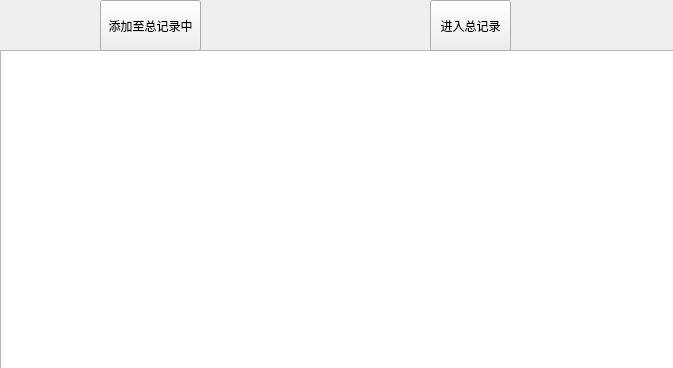
First picture: the form in readrecord.ui, repository yaojiang375/TimeRecord5th, before the edit.
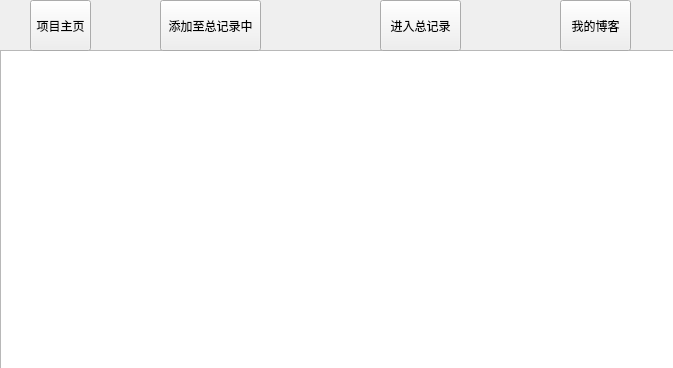
Second picture: the form after the edit.

```diff
--- a/readrecord.ui
+++ b/readrecord.ui
@@ -26,7 +26,7 @@
   <widget class="QPushButton" name="AddToRecordDB">
    <property name="geometry">
     <rect>
-     <x>100</x>
+     <x>160</x>
      <y>0</y>
      <width>101</width>
      <height>51</height>
@@ -39,7 +39,7 @@
   <widget class="QPushButton" name="ShowRecordDB">
    <property name="geometry">
     <rect>
-     <x>430</x>
+     <x>380</x>
      <y>0</y>
      <width>81</width>
      <height>51</height>
@@ -49,6 +49,32 @@
     <string>进入总记录</string>
    </property>
   </widget>
+  <widget class="QPushButton" name="pushButton">
+   <property name="geometry">
+    <rect>
+     <x>30</x>
+     <y>0</y>
+     <width>61</width>
+     <height>51</height>
+    </rect>
+   </property>
+   <property name="text">
+    <string>项目主页</string>
+   </property>
+  </widget>
+  <widget class="QPushButton" name="pushButton_2">
+   <property name="geometry">
+    <rect>
+     <x>560</x>
+     <y>0</y>
+     <width>71</width>
+     <height>51</height>
+    </rect>
+   </property>
+   <property name="text">
+    <string>我的博客</string>
+   </property>
+  </widget>
  </widget>
  <resources/>
  <connections/>
```
